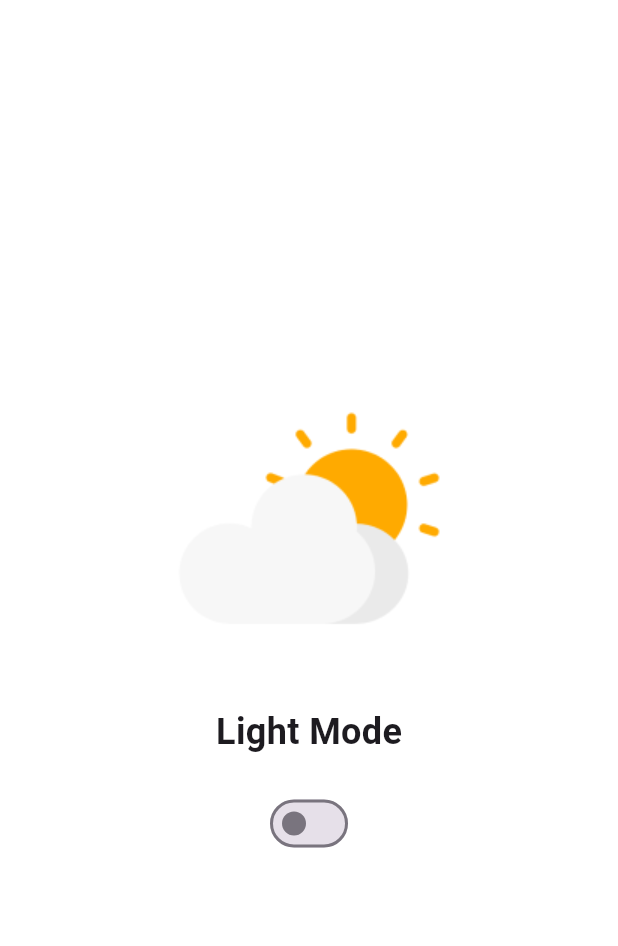
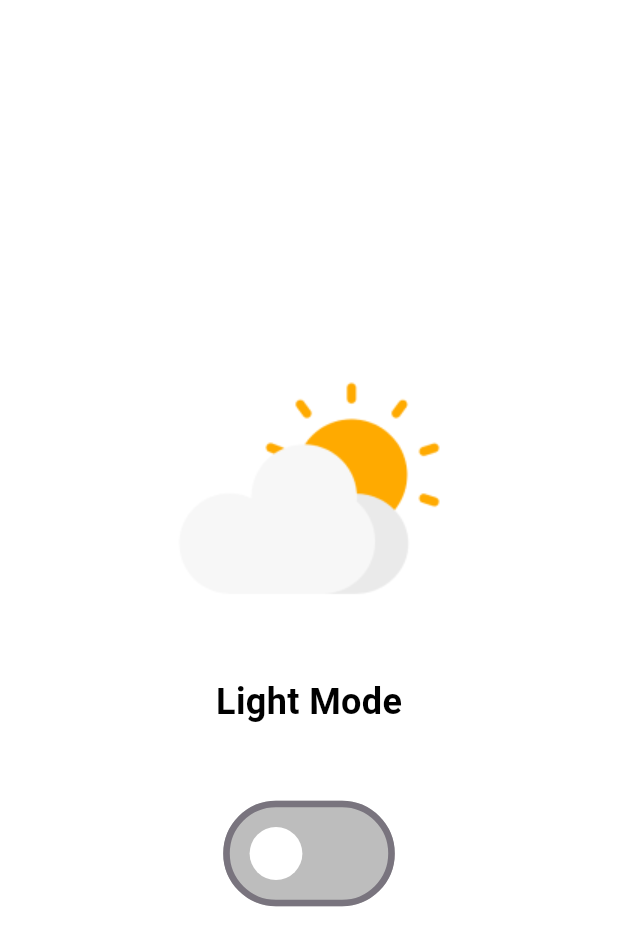
Before and after one commit to yasminesdj/Dark-light-mode-UI-challenge-, a Flutter app: the screen it shows after launch, on a phone screen of 412 x 824 dp. Shown: the top 946 px of the screen. Run offline on Flutter 3.47's test engine with Material 3 defaults, Android fonts, the phone set to English and light mode, and no system bars; Roboto replaces fonts that are missing (Gilroy).

Commit message:
fix the switch button

```diff
--- a/lib/home_screen.dart
+++ b/lib/home_screen.dart
@@ -9,7 +9,8 @@ class HomeScreen extends StatelessWidget {
     bool isDarkMode = themeProvider.themeMode == ThemeMode.dark;
 
     return Scaffold(
-      backgroundColor: isDarkMode ? Colors.black : Colors.white,
+      backgroundColor:
+          isDarkMode ? Color.fromARGB(255, 21, 21, 21) : Colors.white,
       body: Center(
         child: Column(
           mainAxisAlignment: MainAxisAlignment.center,
@@ -24,16 +25,28 @@ class HomeScreen extends StatelessWidget {
               isDarkMode ? 'Dark Mode' : 'Light Mode',
               style: TextStyle(
                 fontSize: 24,
-                fontFamily: 'Gilroy', // Set Gilroy font
-                fontWeight: FontWeight.w600, // Semi Bold (weight 600)
+                fontFamily: 'Gilroy',
+                fontWeight: FontWeight.w600,
+                color: isDarkMode ? Colors.white : Colors.black,
               ),
             ),
-            SizedBox(height: 20),
-            Switch(
-              value: isDarkMode,
-              onChanged: (value) {
-                themeProvider.toggleTheme(value);
-              },
+            SizedBox(height: 60),
+            Container(
+              width: 100, // Custom length of the switch
+              child: Transform.scale(
+                scale: 2.2, // Increase the size of the switch
+                child: Switch(
+                  value: isDarkMode,
+                  onChanged: (value) {
+                    themeProvider.toggleTheme(value);
+                  },
+                  activeColor: Colors.white, // Thumb color in dark mode
+                  activeTrackColor: Colors.blue, // Track color in dark mode
+                  inactiveThumbColor: Colors.white, // Thumb color in light mode
+                  inactiveTrackColor:
+                      Colors.grey.shade400, // Track color in light mode
+                ),
+              ),
             ),
           ],
         ),
```
